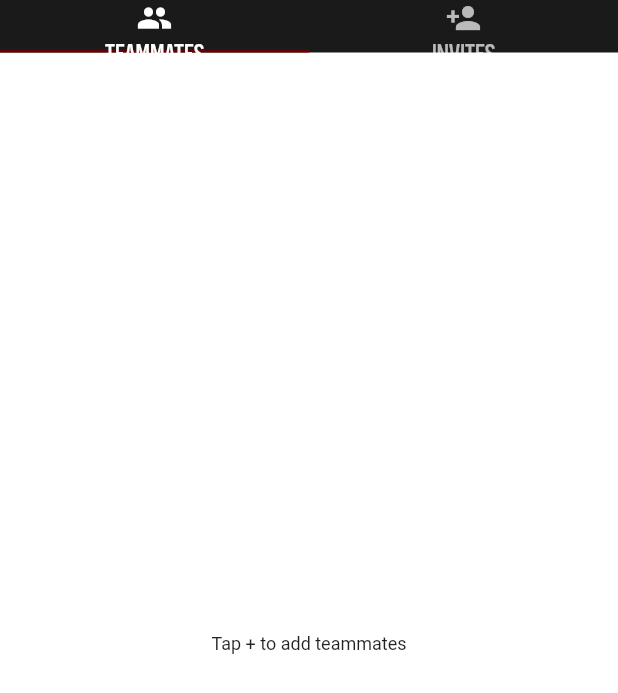
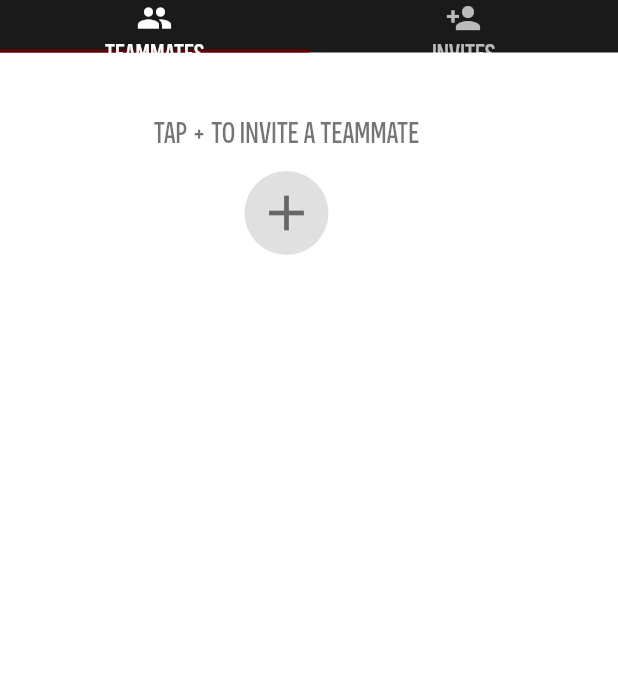
Before and after one commit to HadenHiles/TenThousandShotChallenge, a Flutter app: the Team screen opened directly, on a phone screen of 412 x 824 dp. Shown: the top 693 px of the screen. Run offline on Flutter 3.47's test engine with Material 2 defaults, Android fonts, the phone set to English and light mode, and no system bars; our stand-ins replace auto_size_text, charts_flutter, cloud_firestore, firebase_analytics, firebase_auth, firebase_core and 9 more; missing offline and left inert: esys_flutter_share, flutter_barcode_scanner, prompt_dialog; accounts and stored records are empty.

Commit message:
Add tappable add teammate icon to teammates tab when they have no teammates yet

```diff
--- a/lib/tabs/Team.dart
+++ b/lib/tabs/Team.dart
@@ -8,6 +8,7 @@ import 'package:tenthousandshotchallenge/models/firestore/Iteration.dart';
 import 'package:tenthousandshotchallenge/models/firestore/UserProfile.dart';
 import 'package:tenthousandshotchallenge/services/firestore.dart';
 import 'package:tenthousandshotchallenge/services/utility.dart';
+import 'package:tenthousandshotchallenge/tabs/team/AddTeammate.dart';
 import 'package:tenthousandshotchallenge/tabs/team/Teammate.dart';
 import 'package:tenthousandshotchallenge/theme/Theme.dart';
 import 'package:tenthousandshotchallenge/widgets/UserAvatar.dart';
@@ -168,9 +169,50 @@ class _TeamState extends State<Team> {
                       )
                     : _teammates.length < 1
                         ? Container(
-                            margin: EdgeInsets.symmetric(vertical: 25),
-                            child: Center(
-                              child: Text("Tap + to add teammates"),
+                            width: MediaQuery.of(context).size.width - 30,
+                            child: Column(
+                              mainAxisSize: MainAxisSize.max,
+                              mainAxisAlignment: MainAxisAlignment.start,
+                              crossAxisAlignment: CrossAxisAlignment.center,
+                              children: [
+                                Container(
+                                  margin: EdgeInsets.only(top: 40),
+                                  child: Text(
+                                    "Tap + to invite a teammate".toUpperCase(),
+                                    textAlign: TextAlign.center,
+                                    style: TextStyle(
+                                      fontFamily: 'NovecentoSans',
+                                      fontSize: 20,
+                                      color: Theme.of(context).colorScheme.onPrimary,
+                                    ),
+                                  ),
+                                ),
+                                Container(
+                                  margin: EdgeInsets.only(top: 15),
+                                  child: Center(
+                                    child: Ink(
+                                      decoration: ShapeDecoration(
+                                        color: Theme.of(context).cardTheme.color,
+                                        shape: CircleBorder(),
+                                      ),
+                                      child: IconButton(
+                                        color: Theme.of(context).cardTheme.color,
+                                        onPressed: () {
+                                          navigatorKey.currentState.push(MaterialPageRoute(builder: (BuildContext context) {
+                                            return AddTeammate();
+                                          }));
+                                        },
+                                        iconSize: 40,
+                                        icon: Icon(
+                                          Icons.add,
+                                          size: 40,
+                                          color: Theme.of(context).colorScheme.onPrimary,
+                                        ),
+                                      ),
+                                    ),
+                                  ),
+                                ),
+                              ],
                             ),
                           )
                         : ListView.builder(
--- a/lib/tabs/team/Teammate.dart
+++ b/lib/tabs/team/Teammate.dart
@@ -190,6 +190,15 @@ class _TeammateState extends State<Teammate> {
                           },
                           "Continue",
                           () {
+                            navigatorKey.currentState.pushReplacement(
+                              MaterialPageRoute(builder: (context) {
+                                return Navigation(
+                                  title: NavigationTitle(title: "Team".toUpperCase()),
+                                  selectedIndex: 1,
+                                );
+                              }),
+                            );
+
                             deleteTeammate(_userTeammate.reference.id).then((success) {
                               if (success) {
                                 ScaffoldMessenger.of(context).showSnackBar(
@@ -197,15 +206,6 @@ class _TeammateState extends State<Teammate> {
                                     duration: Duration(milliseconds: 2500),
                                     content: Text('${_userTeammate.displayName} was removed from your team.'),
                                   ),
-                                );
-
-                                navigatorKey.currentState.pushReplacement(
-                                  MaterialPageRoute(builder: (context) {
-                                    return Navigation(
-                                      title: NavigationTitle(title: "Team".toUpperCase()),
-                                      selectedIndex: 1,
-                                    );
-                                  }),
                                 );
                               } else {
                                 ScaffoldMessenger.of(context).showSnackBar(
```
